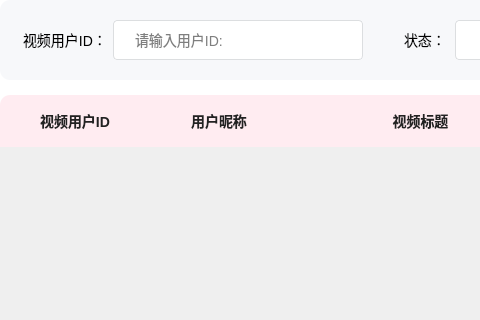
First picture: the form in client/BiliVideoPlayerSystem/checktable.ui, repository shilinnull/BiliVideoPlayer, before the edit; both pictures show x 0 to 480 and y 0 to 320 of the 1270 by 686 pixel window.
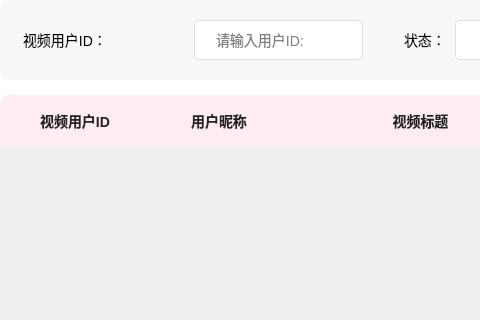
Second picture: the form after the edit. Icons and pictures are not drawn.

Patch:
```diff
--- a/client/BiliVideoPlayerSystem/checktable.ui
+++ b/client/BiliVideoPlayerSystem/checktable.ui
@@ -116,6 +116,18 @@
             </property>
             <item>
              <widget class="QLabel" name="idLabel">
+              <property name="minimumSize">
+               <size>
+                <width>165</width>
+                <height>0</height>
+               </size>
+              </property>
+              <property name="maximumSize">
+               <size>
+                <width>165</width>
+                <height>16777215</height>
+               </size>
+              </property>
               <property name="text">
                <string>视频用户ID：</string>
               </property>
```
Left out of the diff: 3 changed lines with no effect on the pictures.
